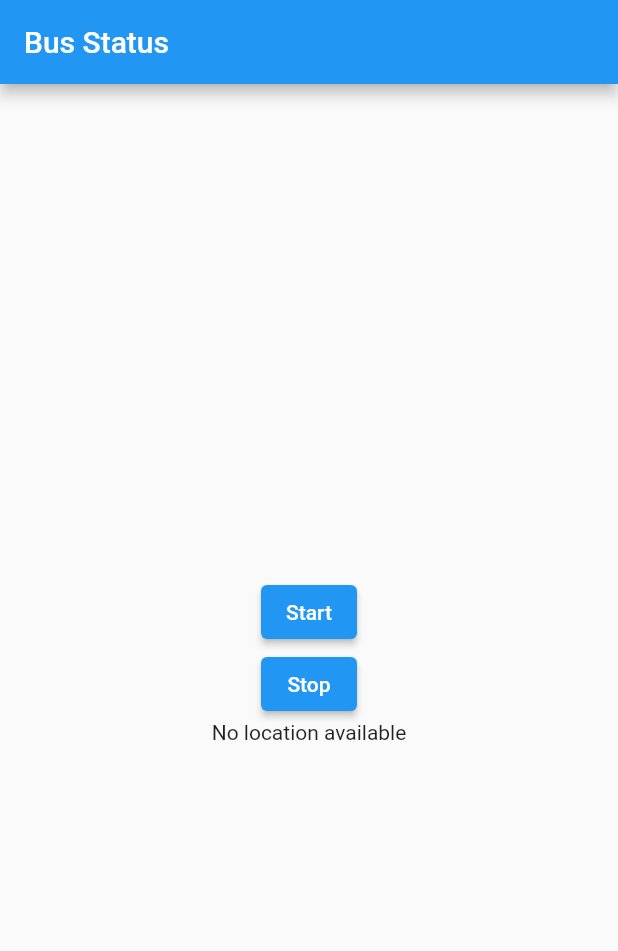
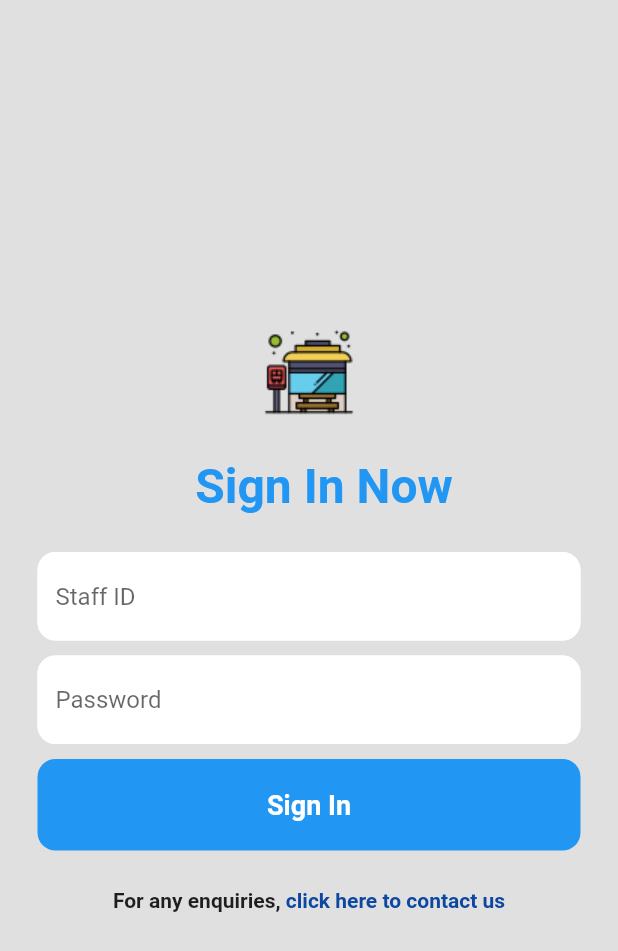
Before and after one commit to izznazrin/bustop_driver, a Flutter app: the screen it shows after launch, on a phone screen of 412 x 824 dp. Shown: the top 951 px of the screen. Run offline on Flutter 3.47's test engine with Material 2 defaults, Android fonts, the phone set to English and light mode, and no system bars; our stand-ins replace cloud_firestore, firebase_auth, firebase_core, geolocator; accounts and stored records are empty.

Commit message:
15/6/2023

```diff
--- /dev/null
+++ b/lib/auth.dart
@@ -0,0 +1,24 @@
+import 'package:bustop_driver/login.dart';
+import 'package:firebase_auth/firebase_auth.dart';
+import 'package:flutter/material.dart';
+import 'template.dart';
+
+class Auth extends StatelessWidget {
+  const Auth({super.key});
+
+  @override
+  Widget build(BuildContext context) {
+    return Scaffold(
+      body: StreamBuilder<User?>(
+        stream: FirebaseAuth.instance.authStateChanges(),
+        builder: (context, snapshot) {
+          if (snapshot.hasData) {
+            return Template();
+          } else {
+            return Login();
+          }
+        },
+      ),
+    );
+  }
+}
--- a/lib/home.dart
+++ /dev/null
@@ -1,148 +0,0 @@
-import 'package:flutter/material.dart';
-import 'package:geolocator/geolocator.dart';
-import 'package:firebase_core/firebase_core.dart';
-import 'package:cloud_firestore/cloud_firestore.dart';
-import 'dart:async';
-
-class Home extends StatefulWidget {
-  const Home({super.key});
-
-  @override
-  State<Home> createState() => _HomeState();
-}
-
-class _HomeState extends State<Home> {
-  FirebaseFirestore? db;
-  DocumentReference? driverLocationRef;
-  StreamSubscription<Position>? locationSubscription;
-  bool isUpdatingLocation = false;
-
-  @override
-  void initState() {
-    super.initState();
-    Firebase.initializeApp().then((value) {
-      db = FirebaseFirestore.instance;
-      driverLocationRef = db!.collection('Driver').doc('driver1');
-    });
-  }
-
-  void startUpdatingLocation() async {
-    // Check if location updates are already in progress
-    if (isUpdatingLocation) return;
-
-    // Check location service status
-    bool serviceEnabled = await Geolocator.isLocationServiceEnabled();
-    if (!serviceEnabled) {
-      showDialog(
-        context: context,
-        builder: (BuildContext context) => AlertDialog(
-          title: Text('Location services disabled'),
-          content: Text('Please enable location services to proceed.'),
-          actions: [
-            TextButton(
-              onPressed: () => Navigator.pop(context),
-              child: Text('OK'),
-            ),
-          ],
-        ),
-      );
-      return;
-    }
-
-    // Check location permission
-    LocationPermission permission = await Geolocator.checkPermission();
-    if (permission == LocationPermission.denied) {
-      permission = await Geolocator.requestPermission();
-      if (permission == LocationPermission.denied ||
-          permission == LocationPermission.deniedForever) {
-        showDialog(
-          context: context,
-          builder: (BuildContext context) => AlertDialog(
-            title: Text('Location permission denied'),
-            content: Text('Please grant location permission to proceed.'),
-            actions: [
-              TextButton(
-                onPressed: () => Navigator.pop(context),
-                child: Text('OK'),
-              ),
-            ],
-          ),
-        );
-        return;
-      }
-    }
-
-    // Start location updates
-    locationSubscription =
-        Geolocator.getPositionStream().listen((Position position) {
-      // Update driver location in Firestore
-      updateDriverLocation(position);
-    });
-
-    setState(() {
-      isUpdatingLocation = true;
-    });
-  }
-
-  void stopUpdatingLocation() {
-    // Stop location updates
-    locationSubscription?.cancel();
-    locationSubscription = null;
-
-    setState(() {
-      isUpdatingLocation = false;
-    });
-  }
-
-  void updateDriverLocation(Position position) {
-    GeoPoint geoPoint = GeoPoint(position.latitude, position.longitude);
-    driverLocationRef?.set({
-      'driver_location': geoPoint,
-      'timestamp': FieldValue.serverTimestamp()
-    });
-  }
-
-  @override
-  Widget build(BuildContext context) {
-    return Scaffold(
-      appBar: AppBar(
-        title: Text('Bus Status'),
-      ),
-      body: Center(
-        child: Column(
-          mainAxisAlignment: MainAxisAlignment.center,
-          children: [
-            ElevatedButton(
-              onPressed: startUpdatingLocation,
-              child: Text('Start'),
-            ),
-            ElevatedButton(
-              onPressed: stopUpdatingLocation,
-              child: Text('Stop'),
-            ),
-            StreamBuilder<DocumentSnapshot>(
-              stream: driverLocationRef?.snapshots(),
-              builder: (BuildContext context,
-                  AsyncSnapshot<DocumentSnapshot> snapshot) {
-                if (snapshot.hasData) {
-                  GeoPoint? driverLocation = (snapshot.data!.data()
-                          as Map<String, dynamic>?)?['driver_location']
-                      as GeoPoint?;
-                  if (driverLocation != null) {
-                    return Column(
-                      children: [
-                        Text('Latitude: ${driverLocation.latitude}'),
-                        Text('Longitude: ${driverLocation.longitude}'),
-                      ],
-                    );
-                  }
-                }
-                return Text('No location available');
-              },
-            ),
-          ],
-        ),
-      ),
-    );
-  }
-}
--- /dev/null
+++ b/lib/login.dart
@@ -0,0 +1,180 @@
+import 'package:firebase_auth/firebase_auth.dart';
+import 'package:flutter/material.dart';
+
+class Login extends StatefulWidget {
+  const Login({super.key});
+
+  @override
+  State<Login> createState() => _LoginState();
+}
+
+class _LoginState extends State<Login> {
+  final _usernameController = TextEditingController();
+  final _passwordController = TextEditingController();
+
+  Future signIn() async {
+    showDialog(
+      context: context,
+      builder: (context) {
+        return Center(child: CircularProgressIndicator());
+      },
+    );
+    try {
+      await FirebaseAuth.instance.signInWithEmailAndPassword(
+        email: _usernameController.text.trim(),
+        password: _passwordController.text.trim(),
+      );
+
+      Navigator.of(context).pop();
+    } catch (e) {
+      Navigator.of(context).pop();
+      showDialog(
+        context: context,
+        builder: (BuildContext context) {
+          return AlertDialog(
+            content: Text(
+              'Invalid Credentials',
+              textAlign: TextAlign.center,
+            ),
+          );
+        },
+      );
+      setState(
+        () {},
+      );
+    }
+  }
+
+  @override
+  void dispose() {
+    _usernameController.dispose();
+    _passwordController.dispose();
+    super.dispose();
+  }
+
+  @override
+  Widget build(BuildContext context) {
+    return Scaffold(
+      backgroundColor: Colors.grey[300],
+      body: SafeArea(
+        child: Center(
+          child: Column(
+            mainAxisAlignment: MainAxisAlignment.center,
+            children: [
+              Image(
+                image: AssetImage('assets/images/busstop.png'),
+              ),
+              SizedBox(
+                height: 25,
+              ),
+              Padding(
+                padding: const EdgeInsets.fromLTRB(20, 0, 0, 0),
+                child: Text(
+                  'Sign In Now',
+                  style: TextStyle(
+                    fontWeight: FontWeight.bold,
+                    fontSize: 32,
+                    color: Colors.blue,
+                  ),
+                ),
+              ),
+              SizedBox(
+                height: 25,
+              ),
+              Padding(
+                padding: const EdgeInsets.symmetric(horizontal: 25.0),
+                child: TextField(
+                  controller: _usernameController,
+                  decoration: InputDecoration(
+                    enabledBorder: OutlineInputBorder(
+                      borderSide: BorderSide(color: Colors.white, width: 3),
+                      borderRadius: BorderRadius.circular(12),
+                    ),
+                    focusedBorder: OutlineInputBorder(
+                      borderSide: BorderSide(color: Colors.blue, width: 3),
+                      borderRadius: BorderRadius.circular(12),
+                    ),
+                    hintText: 'Staff ID',
+                    fillColor: Colors.white,
+                    filled: true,
+                  ),
+                ),
+              ),
+              SizedBox(
+                height: 10,
+              ),
+              Padding(
+                padding: const EdgeInsets.symmetric(horizontal: 25.0),
+                child: TextField(
+                  controller: _passwordController,
+                  obscureText: true,
+                  decoration: InputDecoration(
+                    enabledBorder: OutlineInputBorder(
+                      borderSide: BorderSide(color: Colors.white, width: 3),
+                      borderRadius: BorderRadius.circular(12),
+                    ),
+                    focusedBorder: OutlineInputBorder(
+                      borderSide: BorderSide(color: Colors.blue, width: 3),
+                      borderRadius: BorderRadius.circular(12),
+                    ),
+                    hintText: 'Password',
+                    fillColor: Colors.white,
+                    filled: true,
+                  ),
+                ),
+              ),
+              SizedBox(
+                height: 10,
+              ),
+              Padding(
+                padding: const EdgeInsets.symmetric(horizontal: 25),
+                child: Material(
+                  color: Colors.blue,
+                  shape: RoundedRectangleBorder(
+                      borderRadius: BorderRadius.circular(12)),
+                  child: InkWell(
+                    onTap: signIn,
+                    child: Container(
+                      padding: EdgeInsets.all(20),
+                      child: Center(
+                        child: Text(
+                          'Sign In',
+                          style: TextStyle(
+                            color: Colors.white,
+                            fontWeight: FontWeight.bold,
+                            fontSize: 18,
+                          ),
+                        ),
+                      ),
+                    ),
+                  ),
+                ),
+              ),
+              SizedBox(
+                height: 25,
+              ),
+              Row(
+                mainAxisAlignment: MainAxisAlignment.center,
+                children: [
+                  Text(
+                    'For any enquiries, ',
+                    style: TextStyle(
+                      fontWeight: FontWeight.bold,
+                    ),
+                  ),
+                  Text(
+                    'click here to contact us',
+                    style: TextStyle(
+                      color: Colors.blue[900],
+                      fontWeight: FontWeight.bold,
+                    ),
+                  )
+                ],
+              ),
+            ],
+          ),
+        ),
+      ),
+    );
+  }
+}
--- a/lib/main.dart
+++ b/lib/main.dart
@@ -1,4 +1,4 @@
-import 'package:bustop_driver/home.dart';
+import 'package:bustop_driver/auth.dart';
 import 'package:firebase_core/firebase_core.dart';
 import 'package:flutter/material.dart';
 
@@ -15,7 +15,7 @@ class MyApp extends StatelessWidget {
   Widget build(BuildContext context) {
     return MaterialApp(
       debugShowCheckedModeBanner: false,
-      home: Home(),
+      home: Auth(),
     );
   }
 }
--- a/pubspec.yaml
+++ b/pubspec.yaml
@@ -64,9 +64,8 @@ flutter:
   uses-material-design: true
 
   # To add assets to your application, add an assets section, like this:
-  # assets:
-  #   - images/a_dot_burr.jpeg
-  #   - images/a_dot_ham.jpeg
+  assets:
+      - assets/images/
 
   # An image asset can refer to one or more resolution-specific "variants", see
   # https://flutter.dev/assets-and-images/#resolution-aware
```
Also changed, not shown: lib/busstatus.dart (added, +202 -0 lines), lib/passenger.dart (added, +17 -0 lines), lib/profile.dart (added, +21 -0 lines), lib/template.dart (added, +92 -0 lines), assets/images/busicon.png (added), assets/images/busstop.png (added), assets/images/busstopicon.png (added).
